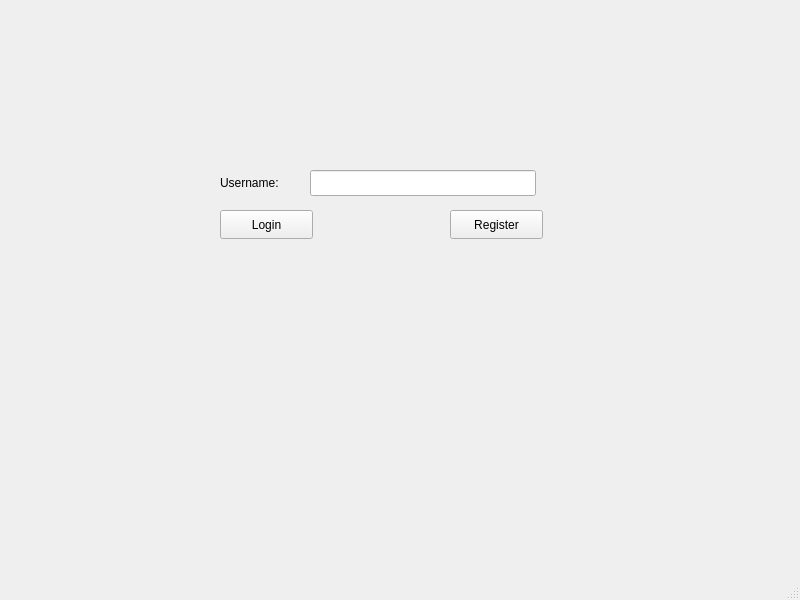
Qt form Client/mainwindow.ui (Denisucu1/ProjectModernCpp) before a commit.
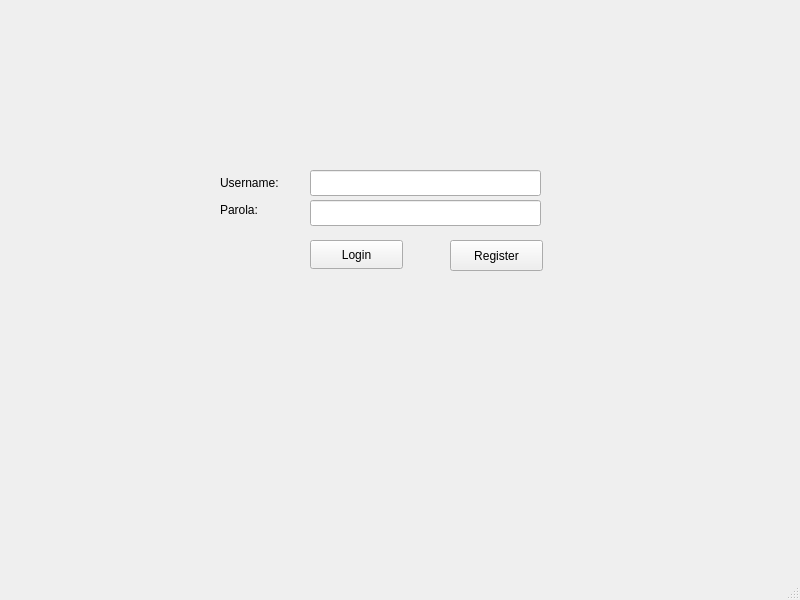
The same form after that commit.

Commit message: Adaugat camp de parola pentru login si register

What changed in the file:
```diff
--- a/Client/mainwindow.ui
+++ b/Client/mainwindow.ui
@@ -32,7 +32,7 @@
      <rect>
       <x>310</x>
       <y>170</y>
-      <width>226</width>
+      <width>231</width>
       <height>26</height>
      </rect>
     </property>
@@ -40,8 +40,8 @@
    <widget class="QPushButton" name="loginButton">
     <property name="geometry">
      <rect>
-      <x>220</x>
-      <y>210</y>
+      <x>310</x>
+      <y>240</y>
       <width>93</width>
       <height>29</height>
      </rect>
@@ -54,15 +54,41 @@
     <property name="geometry">
      <rect>
       <x>450</x>
-      <y>210</y>
+      <y>240</y>
       <width>93</width>
-      <height>29</height>
+      <height>31</height>
      </rect>
     </property>
     <property name="text">
      <string>Register</string>
     </property>
    </widget>
+   <widget class="QLineEdit" name="passwordLineEdit">
+    <property name="geometry">
+     <rect>
+      <x>310</x>
+      <y>200</y>
+      <width>231</width>
+      <height>26</height>
+     </rect>
+    </property>
+    <property name="echoMode">
+     <enum>QLineEdit::EchoMode::Password</enum>
+    </property>
+   </widget>
+   <widget class="QLabel" name="label_2">
+    <property name="geometry">
+     <rect>
+      <x>220</x>
+      <y>200</y>
+      <width>63</width>
+      <height>20</height>
+     </rect>
+    </property>
+    <property name="text">
+     <string>Parola:</string>
+    </property>
+   </widget>
   </widget>
   <widget class="QMenuBar" name="menubar">
    <property name="geometry">
```
The commit also changes 1 other file.
